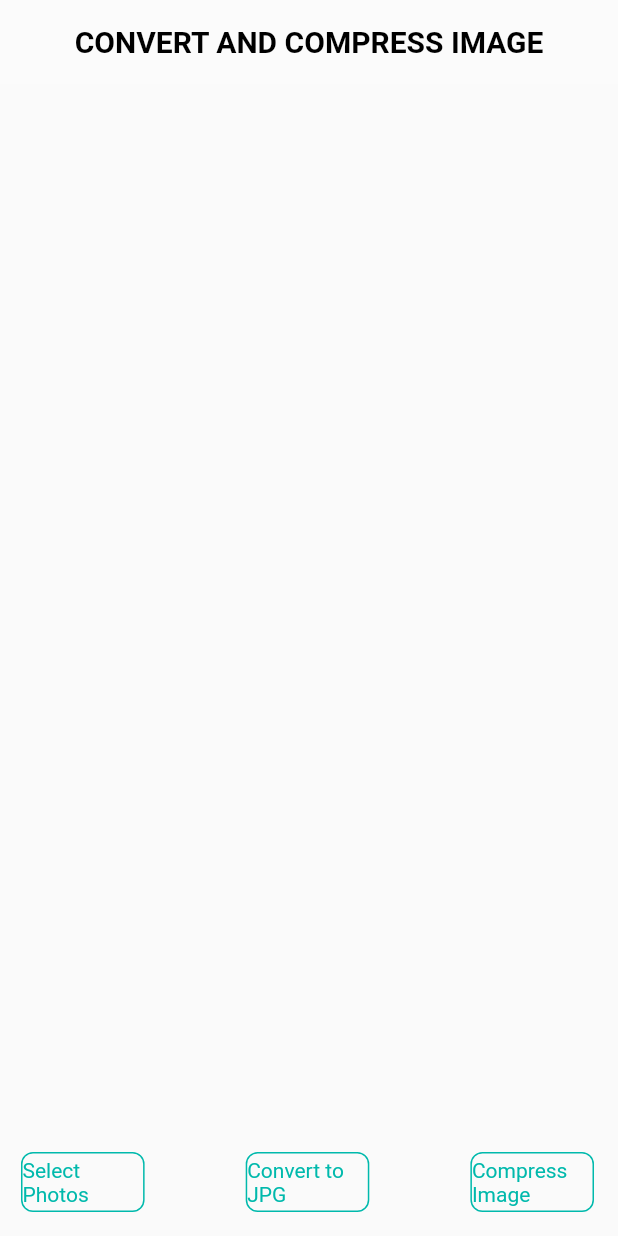
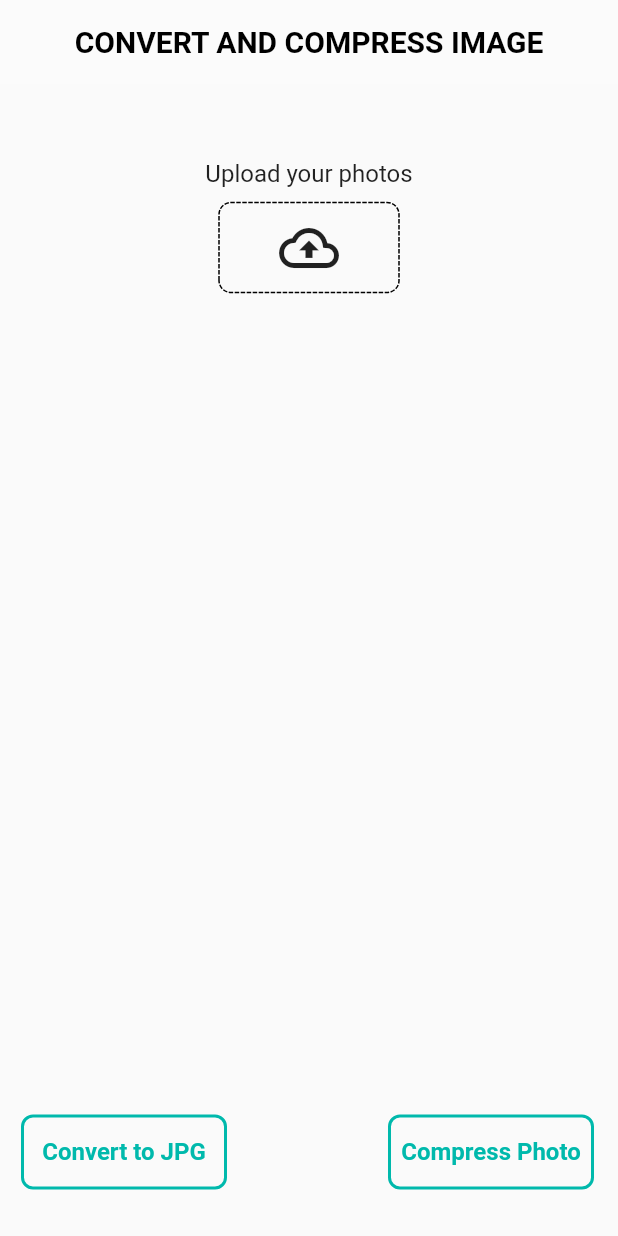
Before and after one commit to taufiqjack/flutter_convert_heictojpg, a Flutter app: the screen it shows after launch, on a phone screen of 412 x 824 dp. Run offline on Flutter 3.47's test engine with Material 3 defaults, Android fonts, the phone set to English and light mode, and no system bars; drawn by our look-alikes of dotted_border; our stand-ins replace file_picker, flutter_dotenv, fluttertoast; missing offline and left inert: any_image_view, heif_converter, image_gallery_saver_plus.

Commit message:
update: change layout, setup remve items

```diff
--- a/lib/interfaces/views/home_view.dart
+++ b/lib/interfaces/views/home_view.dart
@@ -1,5 +1,7 @@
 import 'package:any_image_view/any_image_view.dart';
+import 'package:dotted_border/dotted_border.dart';
 import 'package:flutter/material.dart';
+import 'package:flutter/services.dart';
 import 'package:flutter_convert_heictojpg/core/component/color_custom.dart';
 import 'package:flutter_convert_heictojpg/interfaces/controllers/home_controller.dart';
 
@@ -7,6 +9,13 @@ class HomeView extends StatefulWidget {
   const HomeView({super.key});
 
   Widget build(BuildContext context, HomeController controller) {
+    SystemChrome.setSystemUIOverlayStyle(SystemUiOverlayStyle(
+      systemNavigationBarColor: Colors.black, // navigation bar color
+      statusBarColor: Colors.transparent,
+      statusBarBrightness: Brightness.light,
+      statusBarIconBrightness: Brightness.light,
+      systemNavigationBarIconBrightness: Brightness.light, // status bar color
+    ));
     return Scaffold(
         appBar: AppBar(
           elevation: 0,
@@ -23,82 +32,146 @@ class HomeView extends StatefulWidget {
         body: Padding(
           padding: EdgeInsetsGeometry.only(top: 30),
           child: Center(
+            child: controller.result == null || controller.result!.files.isEmpty
+                ? Padding(
+                    padding: EdgeInsetsGeometry.only(top: 20),
                     child: Column(
                       children: [
-              controller.result == null
-                  ? const SizedBox()
-                  : GridView.builder(
-                      padding: EdgeInsets.only(left: 10),
+                        Text(
+                          'Upload your photos',
+                          style: TextStyle(fontSize: 16),
+                        ),
+                        SizedBox(
+                          height: 10,
+                        ),
+                        InkWell(
+                          onTap: () {
+                            controller.pickImageConvert();
+                          },
+                          child: DottedBorder(
+                            options: RoundedRectDottedBorderOptions(
+                                radius: Radius.circular(8),
+                                padding: EdgeInsets.symmetric(
+                                    vertical: 10, horizontal: 40)),
+                            child: Icon(
+                              Icons.cloud_upload_outlined,
+                              size: 40,
+                            ),
+                          ),
+                        ),
+                      ],
+                    ),
+                  )
+                : Padding(
+                    padding: EdgeInsetsGeometry.only(top: 20),
+                    child: Column(
+                      children: [
+                        Flexible(
+                          child: GridView.builder(
+                            padding: EdgeInsets.only(left: 10, right: 0),
                             shrinkWrap: true,
-                      itemCount: controller.result?.files.length,
-                      gridDelegate: SliverGridDelegateWithFixedCrossAxisCount(
+                            itemCount: controller.result!.files.length + 1,
+                            gridDelegate:
+                                SliverGridDelegateWithFixedCrossAxisCount(
                                     crossAxisCount: 3,
                                     childAspectRatio: 3 / 3,
                                     mainAxisSpacing: 10,
                                     crossAxisSpacing: 10),
-                      itemBuilder: (context, index) => ClipRRect(
+                            itemBuilder: (context, index) {
+                              if (index == controller.result?.files.length) {
+                                return InkWell(
+                                  onTap: () {
+                                    controller.pickImageOther();
+                                  },
+                                  child: DottedBorder(
+                                    options: RoundedRectDottedBorderOptions(
+                                        radius: Radius.circular(10),
+                                        padding: EdgeInsets.symmetric(
+                                            vertical: 10, horizontal: 20)),
+                                    child: Center(
+                                      child: Icon(
+                                        Icons.cloud_upload_outlined,
+                                        size: 40,
+                                      ),
+                                    ),
+                                  ),
+                                );
+                              }
+                              return Badge(
+                                offset: Offset(0, 0),
+                                padding: EdgeInsets.zero,
+                                alignment: AlignmentGeometry.topLeft,
+                                backgroundColor: Colors.transparent,
+                                label: InkWell(
+                                  onTap: () {
+                                    controller.removeItem(
+                                        controller.result?.files[index]);
+                                  },
+                                  child: Container(
+                                    height: 35,
+                                    width: 35,
+                                    decoration: BoxDecoration(
+                                      color: Colors.red,
+                                      borderRadius: BorderRadius.circular(20),
+                                    ),
+                                    child: Center(
+                                      child: Icon(
+                                        Icons.delete,
+                                        size: 18,
+                                        color: Colors.white,
+                                      ),
+                                    ),
+                                  ),
+                                ),
+                                child: ClipRRect(
                                   borderRadius: BorderRadius.circular(10),
                                   child: AnyImageView(
                                     height: 230,
                                     width: 200,
                                     borderRadius: BorderRadius.circular(10),
                                     fadeDuration: Duration(milliseconds: 300),
-                          imagePath: controller.result!.files[index].path!,
+                                    imagePath:
+                                        controller.result!.files[index].path!,
                                     fit: BoxFit.fill,
                                   ),
                                 ),
+                              );
+                            },
                           ),
-              const SizedBox(
-                height: 20,
                         ),
+                        SizedBox(height: 10),
                       ],
                     )),
           ),
-        floatingActionButton: Row(
+        ),
+        floatingActionButton: Padding(
+          padding: EdgeInsets.only(bottom: 15),
+          child: Row(
             mainAxisAlignment: MainAxisAlignment.spaceBetween,
             children: [
               Padding(
                 padding: EdgeInsetsGeometry.only(left: 30),
                 child: InkWell(
-                onTap: () {
-                  controller.pickImageConvert();
-                },
-                child: Container(
-                  height: 40,
-                  width: MediaQuery.of(context).size.width / 5,
-                  decoration: BoxDecoration(
-                    border: Border.all(
-                      color: blueGreen,
-                    ),
-                    borderRadius: BorderRadius.circular(8),
-                  ),
-                  child: const Center(
-                    child: Text(
-                      'Select Photos',
-                      style: TextStyle(color: blueGreen),
-                    ),
-                  ),
-                ),
-              ),
-            ),
-            InkWell(
                   onTap: () async {
                     controller.saveImageConvert();
                   },
                   child: Container(
-                height: 40,
-                width: MediaQuery.of(context).size.width / 5,
+                    padding: EdgeInsets.symmetric(horizontal: 5),
+                    height: 50,
+                    width: MediaQuery.of(context).size.width / 3,
                     decoration: BoxDecoration(
-                  border: Border.all(
-                    color: blueGreen,
-                  ),
+                      border: Border.all(color: blueGreen, width: 2),
                       borderRadius: BorderRadius.circular(8),
                     ),
                     child: const Center(
                       child: Text(
                         'Convert to JPG',
+                        textAlign: TextAlign.center,
                         style: TextStyle(
+                          fontSize: 16,
                           color: blueGreen,
+                          fontWeight: FontWeight.w700,
+                        ),
                       ),
                     ),
                   ),
@@ -109,23 +182,28 @@ class HomeView extends StatefulWidget {
                   controller.saveCompressImage();
                 },
                 child: Container(
-                height: 40,
-                width: MediaQuery.of(context).size.width / 5,
+                  padding: EdgeInsets.symmetric(horizontal: 5),
+                  height: 50,
+                  width: MediaQuery.of(context).size.width / 3,
                   decoration: BoxDecoration(
-                  border: BoxBorder.all(
-                    color: blueGreen,
-                  ),
+                    border: BoxBorder.all(color: blueGreen, width: 2),
                     borderRadius: BorderRadius.circular(8),
                   ),
                   child: const Center(
                     child: Text(
-                    'Compress Image',
-                    style: TextStyle(color: blueGreen),
+                      'Compress Photo',
+                      textAlign: TextAlign.center,
+                      style: TextStyle(
+                        color: blueGreen,
+                        fontSize: 16,
+                        fontWeight: FontWeight.w700,
+                      ),
                     ),
                   ),
                 ),
               ),
             ],
+          ),
         ));
   }
 
--- a/pubspec.yaml
+++ b/pubspec.yaml
@@ -26,6 +26,7 @@ dependencies:
   any_image_view: ^1.6.0
   fluttertoast: ^9.0.0
   flutter_dotenv: ^6.0.0
+  dotted_border: ^3.1.0
 
 dev_dependencies:
   flutter_test:
```
Also changed, not shown: lib/core/component/toast.dart (+11 -10 lines), lib/interfaces/controllers/home_controller.dart (+31 -2 lines), pubspec.lock, 2 other files. Lines whose indentation alone changed are shown as unchanged.
